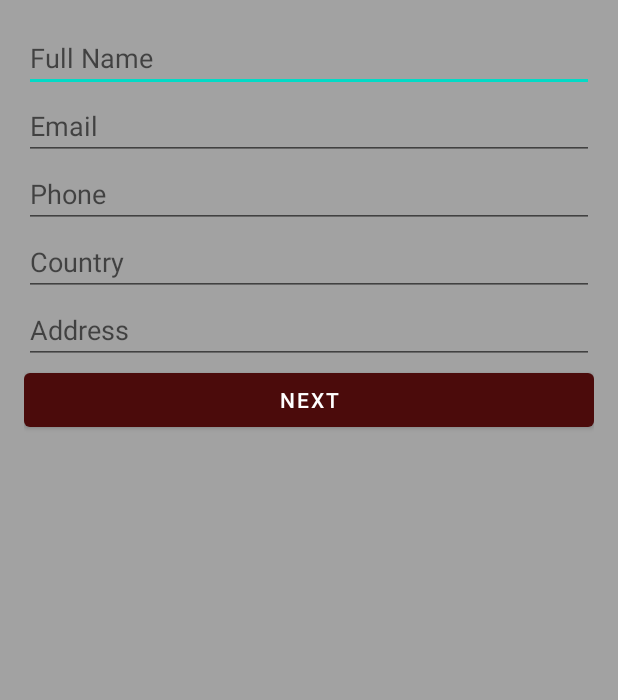
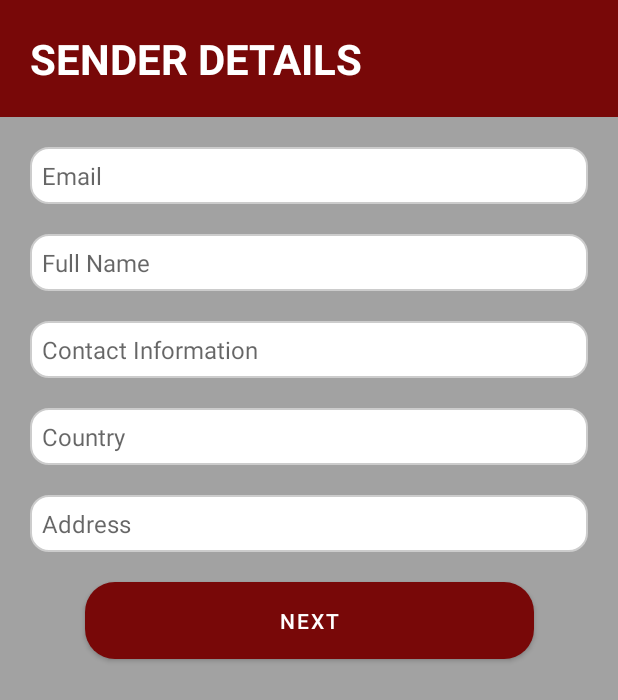
Before and after one commit to shaafsalman/FastTransfer, an Android app: the screen it shows after launch (SenderDetailsActivity), on a phone screen of 412 x 824 dp. Shown: the top 700 px of the screen. Run offline under Robolectric (Android 15) with nearby library versions, the light colour scheme and no system bars.

Commit message:
sender / rec views

```diff
--- /dev/null
+++ b/app/src/main/res/drawable/rounded_button_background.xml
@@ -0,0 +1,6 @@
+<!-- res/drawable/rounded_button_background.xml -->
+<shape xmlns:android="http://schemas.android.com/apk/res/android">
+    <solid android:color="@color/colorPrimary" />
+    <corners android:radius="20dp" />
+    <padding android:left="16dp" android:top="8dp" android:right="16dp" android:bottom="8dp" /> <!-- Padding for inner content -->
+</shape>
--- /dev/null
+++ b/app/src/main/res/drawable/rounded_edittext_background_night.xml
@@ -0,0 +1,6 @@
+<?xml version="1.0" encoding="utf-8"?>
+<shape xmlns:android="http://schemas.android.com/apk/res/android">
+    <solid android:color="#333333" />
+    <corners android:radius="12dp" />
+    <stroke android:width="1dp" android:color="#555555" /> <!-- Darker border color -->
+</shape>
--- a/app/src/main/res/layout/activity_sender_details.xml
+++ b/app/src/main/res/layout/activity_sender_details.xml
@@ -1,54 +1,89 @@
-<?xml version="1.0" encoding="utf-8"?>
-<LinearLayout xmlns:android="http://schemas.android.com/apk/res/android"
+<androidx.constraintlayout.widget.ConstraintLayout
+    xmlns:android="http://schemas.android.com/apk/res/android"
+    xmlns:app="http://schemas.android.com/apk/res-auto"
+    xmlns:tools="http://schemas.android.com/tools"
     android:layout_width="match_parent"
     android:layout_height="match_parent"
-    android:orientation="vertical"
-    android:padding="16dp">
+    android:background="@color/colorBackground">
+
+    <!-- Header-->
+
+
+    <!-- Sender Email -->
+
+    <TextView
+        android:id="@+id/tv_sender_details_header"
+        style="@style/HeaderTextStyle"
+        android:text="@string/sender_details"
+        app:layout_constraintEnd_toEndOf="parent"
+        app:layout_constraintHorizontal_bias="0.0"
+        app:layout_constraintStart_toStartOf="parent"
+        app:layout_constraintTop_toTopOf="parent" />
+
+    <EditText
+        android:id="@+id/et_sender_email"
+        style="@style/InputFieldStyle"
+        android:hint="@string/email"
+        android:inputType="textEmailAddress"
+        app:layout_constraintTop_toBottomOf="@id/tv_sender_details_header"
+        app:layout_constraintStart_toStartOf="parent"
+        app:layout_constraintEnd_toEndOf="parent"
+        android:layout_marginTop="@dimen/grid_gap" />
 
     <!-- Sender Full Name -->
     <EditText
         android:id="@+id/et_sender_full_name"
-        android:layout_width="match_parent"
-        android:layout_height="wrap_content"
-        android:hint="Full Name"
-        android:inputType="textPersonName" />
+        style="@style/InputFieldStyle"
+        android:hint="@string/full_name"
+        android:inputType="textPersonName"
+        app:layout_constraintTop_toBottomOf="@id/et_sender_email"
+        app:layout_constraintStart_toStartOf="parent"
+        app:layout_constraintEnd_toEndOf="parent"
+        android:layout_marginTop="@dimen/grid_gap" />
 
-    <!-- Sender Email -->
-    <EditText
-        android:id="@+id/et_sender_email"
-        android:layout_width="match_parent"
-        android:layout_height="wrap_content"
-        android:hint="Email"
-        android:inputType="textEmailAddress" />
-
-    <!-- Sender Phone -->
+    <!-- Sender Contact -->
     <EditText
         android:id="@+id/et_sender_contact"
-        android:layout_width="match_parent"
-        android:layout_height="wrap_content"
-        android:hint="Phone"
-        android:inputType="phone" />
+        style="@style/InputFieldStyle"
+        android:hint="@string/contact_information"
+        android:inputType="phone"
+        app:layout_constraintTop_toBottomOf="@id/et_sender_full_name"
+        app:layout_constraintStart_toStartOf="parent"
+        app:layout_constraintEnd_toEndOf="parent"
+        android:layout_marginTop="@dimen/grid_gap" />
 
     <!-- Sender Country -->
     <EditText
         android:id="@+id/et_sender_country"
-        android:layout_width="match_parent"
-        android:layout_height="wrap_content"
-        android:hint="Country"
-        android:inputType="text" />
+        style="@style/InputFieldStyle"
+        android:hint="@string/country"
+        android:inputType="text"
+        app:layout_constraintTop_toBottomOf="@id/et_sender_contact"
+        app:layout_constraintStart_toStartOf="parent"
+        app:layout_constraintEnd_toEndOf="parent"
+        android:layout_marginTop="@dimen/grid_gap" />
 
     <!-- Sender Address -->
     <EditText
         android:id="@+id/et_sender_address"
-        android:layout_width="match_parent"
-        android:layout_height="wrap_content"
-        android:hint="Address"
-        android:inputType="text" />
+        style="@style/InputFieldStyle"
+        android:hint="@string/address"
+        android:inputType="text"
+        app:layout_constraintTop_toBottomOf="@id/et_sender_country"
+        app:layout_constraintStart_toStartOf="parent"
+        app:layout_constraintEnd_toEndOf="parent"
+        android:layout_marginTop="@dimen/grid_gap" />
 
     <!-- Next Button -->
     <Button
         android:id="@+id/btn_next_sender"
-        android:layout_width="match_parent"
-        android:layout_height="wrap_content"
-        android:text="Next" />
-</LinearLayout>
+        style="@style/ButtonStyle"
+        android:layout_width="299dp"
+        android:layout_height="51dp"
+        android:layout_marginTop="20dp"
+        android:text="@string/next"
+        app:layout_constraintEnd_toEndOf="parent"
+        app:layout_constraintStart_toStartOf="parent"
+        app:layout_constraintTop_toBottomOf="@id/et_sender_address" />
+
+</androidx.constraintlayout.widget.ConstraintLayout>
--- a/app/src/main/res/values-night/colors.xml
+++ b/app/src/main/res/values-night/colors.xml
@@ -1,10 +1,12 @@
 <?xml version="1.0" encoding="utf-8"?>
 <resources>
     <!-- Primary colors -->
-    <color name="colorPrimary">#4B0B0B</color>
+    <color name="colorPrimary">#780808</color>
     <color name="colorSecondary">#4E5050</color>
 
     <!-- Background and text colors -->
     <color name="colorBackground">#121212</color>
-    <color name="colorText">#FFFFFF</color>
+    <color name="colorButtonText">#FFFFFF</color>
+    <color name="colorText">#2C2C2C</color>
+
 </resources>
--- /dev/null
+++ b/app/src/main/res/values-night/styles.xml
@@ -0,0 +1,29 @@
+<?xml version="1.0" encoding="utf-8"?>
+<resources>
+
+    <!-- Header Text Style for Night Mode -->
+    <style name="HeaderTextStyle">
+        <item name="android:layout_width">0dp</item>
+        <item name="android:layout_height">wrap_content</item>
+        <item name="android:background">@color/colorPrimary</item>
+        <item name="android:textColor">@android:color/white</item>
+        <item name="android:textSize">@dimen/header_font</item>
+        <item name="android:textStyle">bold</item>
+        <item name="android:gravity">left</item>
+        <item name="android:padding">20dp</item>
+    </style>
+
+    <!-- Input Field Style for Night Mode -->
+    <style name="InputFieldStyle">
+        <item name="android:layout_width">0dp</item>
+        <item name="android:layout_height">wrap_content</item>
+        <item name="android:background">@drawable/rounded_edittext_background_night</item>
+        <item name="android:padding">16dp</item>
+        <item name="android:layout_margin">20dp</item>
+        <item name="android:textColor">@android:color/white</item>
+        <item name="android:textSize">16sp</item>
+    </style>
+
+
+
+</resources>
--- a/app/src/main/res/values-night/themes.xml
+++ b/app/src/main/res/values-night/themes.xml
@@ -1,9 +1,13 @@
 <?xml version="1.0" encoding="utf-8"?>
 <resources>
-    <!-- Base application theme -->
-    <style name="Theme.FastTransfer" parent="Theme.MaterialComponents.DayNight.NoActionBar">
+    <style name="Theme.FastTransfer" parent="Theme.MaterialComponents.Light.NoActionBar">
         <item name="colorPrimary">@color/colorPrimary</item>
-        <item name="android:colorBackground">@color/colorBackground</item>
+        <item name="android:windowBackground">@color/colorBackground</item>
         <item name="android:textColor">@color/colorText</item>
     </style>
+
+    <style name="ButtonStyle">
+        <item name="android:background">@drawable/rounded_button_background</item>
+        <item name="android:textColor">@color/colorButtonText</item>
+    </style>
 </resources>
--- a/app/src/main/res/values/colors.xml
+++ b/app/src/main/res/values/colors.xml
@@ -1,10 +1,12 @@
 <?xml version="1.0" encoding="utf-8"?>
 <resources>
     <!-- Primary colors -->
-    <color name="colorPrimary">#4B0B0B</color>
+    <color name="colorPrimary">#780808</color>
     <color name="colorSecondary">#4E5050</color>
 
     <!-- Background and text colors -->
     <color name="colorBackground">#A2A2A2</color>
-    <color name="colorText">#000000</color>
+    <color name="colorButtonText">#FFFFFF</color>
+    <color name="colorText">#2C2C2C</color>
+
 </resources>
--- a/app/src/main/res/values/strings.xml
+++ b/app/src/main/res/values/strings.xml
@@ -3,6 +3,18 @@
 
     <!-- Splash Screen -->
     <string name="splash_logo_description">fastTransfer Logo</string>
+
+    <string name="hint_full_name">Full Name</string>
+    <string name="btn_next">Next</string>
+
+    <string name="label_name">Name:</string>
+    <string name="label_email">Email:</string>
+    <string name="label_phone">Phone:</string>
+    <string name="label_country">Country:</string>
+    <string name="label_address">Address:</string>
+    <string name="header_sender_details">Sender Details</string>
+
+
 
     <!-- Sender Information Form -->
     <string name="sender_info_title">Sender Information</string>
@@ -14,7 +26,7 @@
     <string name="next">Next</string>
 
     <!-- Receiver Information Form -->
-    <string name="receiver_info_title">Receiver Information</string>
+    <string name="receiver_details">Receiver Information</string>
     <string name="hint_receiver_name">Enter Receiver Name</string>
     <string name="hint_receiver_address">Enter Address</string>
     <string name="hint_receiver_email">Enter Receiver Email</string>
@@ -34,9 +46,18 @@
     <string name="receiver_address">Receiver Address</string>
     <string name="edit">Edit</string>
 
+
+
+
     <!-- Common -->
     <string name="back">Back</string>
     <string name="submit">Submit</string>
     <string name="hello_blank_fragment">Hello blank fragment</string>
+    <string name="sender_details">SENDER DETAILS</string>
+    <string name="email">Email</string>
+    <string name="full_name">Full Name</string>
+    <string name="contact_information">Contact Information</string>
+    <string name="country">Country</string>
+    <string name="address">Address</string>
 
 </resources>
--- /dev/null
+++ b/app/src/main/res/values/styles.xml
@@ -0,0 +1,27 @@
+<?xml version="1.0" encoding="utf-8"?>
+<resources>
+
+    <!-- Header Text Style for Day Mode -->
+    <style name="HeaderTextStyle">
+        <item name="android:layout_width">0dp</item>
+        <item name="android:layout_height">wrap_content</item>
+        <item name="android:background">@color/colorPrimary</item> <!-- Light theme color for day mode -->
+        <item name="android:textColor">@android:color/white</item>
+        <item name="android:textSize">@dimen/header_font</item>
+        <item name="android:textStyle">bold</item>
+        <item name="android:gravity">left</item>
+        <item name="android:padding">20dp</item>
+    </style>
+
+    <!-- Input Field Style for Day Mode -->
+    <style name="InputFieldStyle">
+        <item name="android:layout_width">0dp</item>
+        <item name="android:layout_height">wrap_content</item>
+        <item name="android:background">@drawable/rounded_edittext_background</item> <!-- Default drawable for day mode -->
+        <item name="android:padding">8dp</item>
+        <item name="android:layout_margin">20dp</item>
+        <item name="android:textColor">@android:color/black</item> <!-- Black text for day mode -->
+        <item name="android:textSize">16sp</item>
+    </style>
+
+</resources>
--- a/app/src/main/res/values/themes.xml
+++ b/app/src/main/res/values/themes.xml
@@ -1,9 +1,13 @@
 <?xml version="1.0" encoding="utf-8"?>
 <resources>
-    <!-- Base application theme -->
     <style name="Theme.FastTransfer" parent="Theme.MaterialComponents.Light.NoActionBar">
         <item name="colorPrimary">@color/colorPrimary</item>
-        <item name="android:colorBackground">@color/colorBackground</item>
+        <item name="android:windowBackground">@color/colorBackground</item>
         <item name="android:textColor">@color/colorText</item>
     </style>
+
+    <style name="ButtonStyle">
+        <item name="android:background">@drawable/rounded_button_background</item>
+        <item name="android:textColor">@color/colorButtonText</item>
+    </style>
 </resources>
```
Also changed, not shown: app/src/main/res/layout/activity_receiver_details.xml (+67 -33 lines), app/src/main/res/values/dimens.xml (+12 -43 lines).
